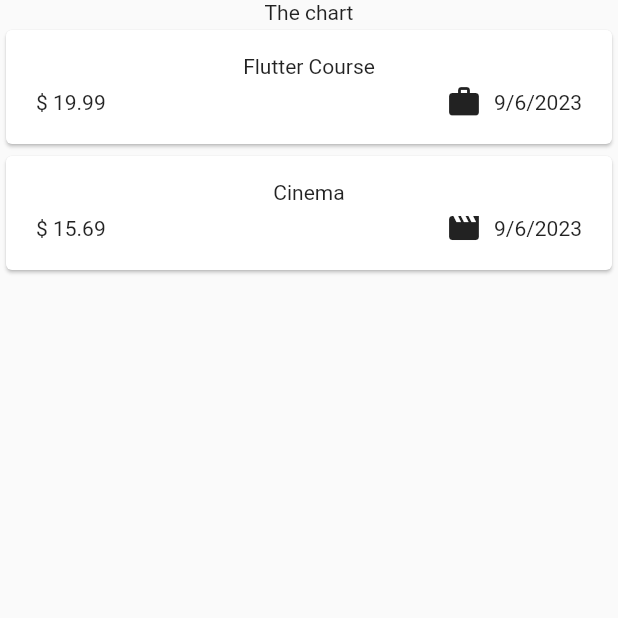
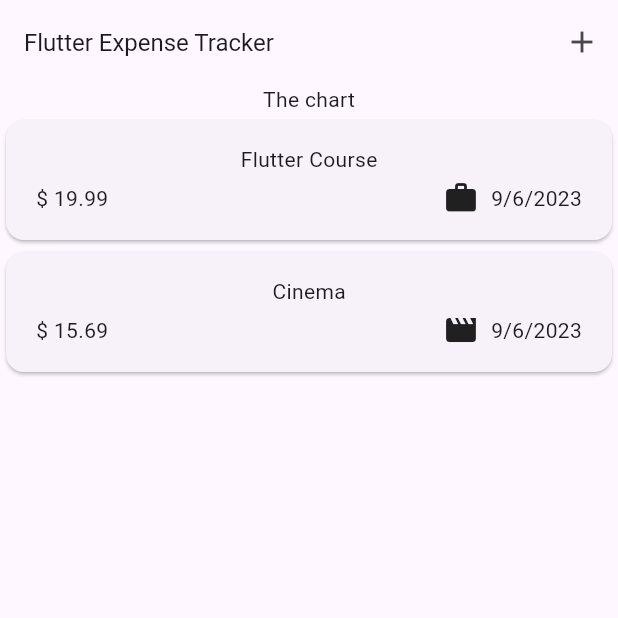
Before and after one commit to bima-taruna/expense_project, a Flutter app: the screen it shows after launch, on a phone screen of 412 x 824 dp, the top half of it. Run offline on Flutter 3.47's test engine with Material 2 defaults, Android fonts, the light colour scheme and no system bars.

Commit message:
creating add expense modal

```diff
--- a/lib/main.dart
+++ b/lib/main.dart
@@ -3,8 +3,9 @@ import 'package:flutter/material.dart';
 
 void main() {
   runApp(
-    const MaterialApp(
-      home: Expenses(),
+    MaterialApp(
+      theme: ThemeData(useMaterial3: true),
+      home: const Expenses(),
     ),
   );
 }
--- a/lib/widgets/expense.dart
+++ b/lib/widgets/expense.dart
@@ -1,3 +1,4 @@
+import 'package:expense_project/widgets/add_expense.dart';
 import 'package:expense_project/widgets/expenses_list/expense_list.dart';
 import 'package:flutter/material.dart';
 
@@ -26,9 +27,22 @@ class _Expenses extends State<Expenses> {
         category: Category.leisure),
   ];
 
+  void _openAddOverlay() {
+    showModalBottomSheet(
+        context: context, builder: (ctx) => const AddExpense());
+  }
+
   @override
   Widget build(BuildContext context) {
     return Scaffold(
+      appBar: AppBar(
+          title: const Text(
+            "Flutter Expense Tracker",
+            style: TextStyle(fontSize: 16),
+          ),
+          actions: [
+            IconButton(onPressed: _openAddOverlay, icon: const Icon(Icons.add))
+          ]),
       body: Column(
         children: [
           const Text(
```
Also changed, not shown: lib/widgets/add_expense.dart (added, +25 -0 lines).
